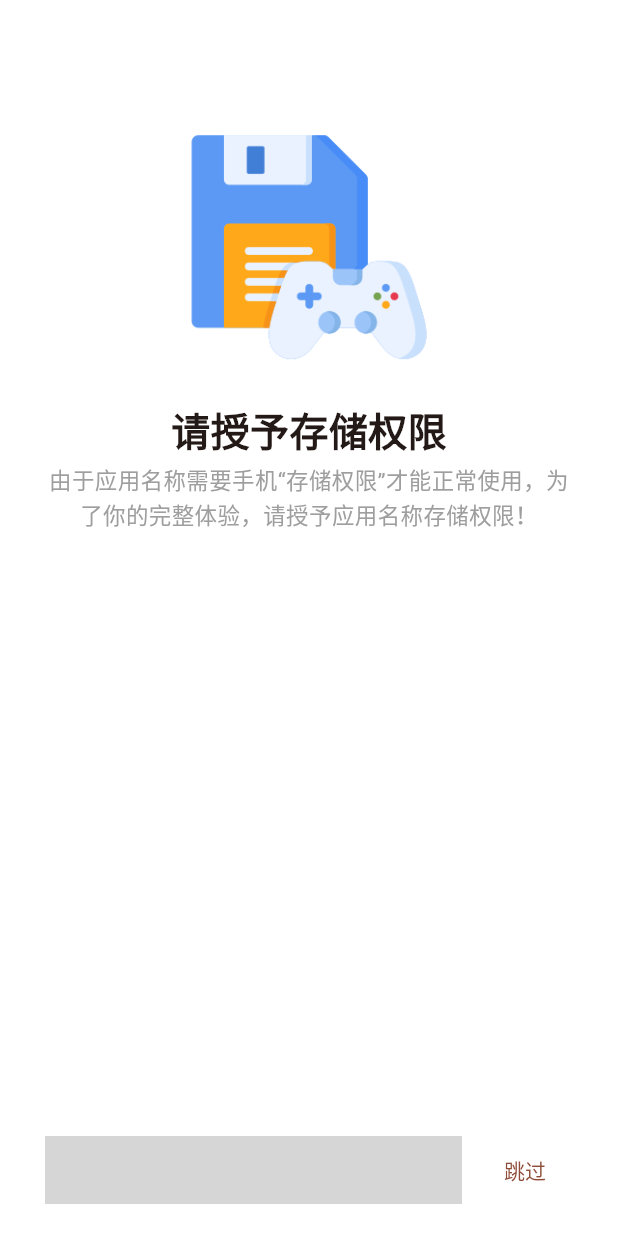
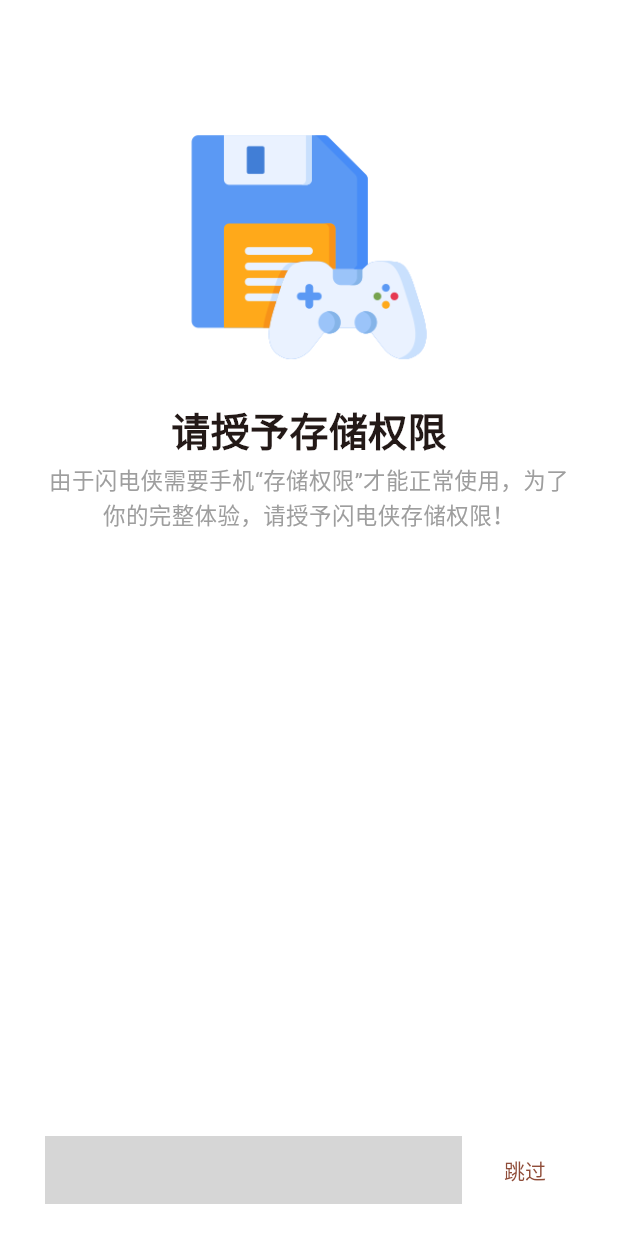
Before and after one commit to shinexoh/jcc-tool, a Flutter app: the PermissionPage screen opened by its route, on a phone screen of 412 x 824 dp. Run offline on Flutter 3.47's test engine with Material 2 defaults, Android fonts, the phone set to English and light mode, and no system bars; our stand-ins replace awesome_dialog, battery_plus, card_swiper, connectivity_plus, device_info_plus, dio and 5 more; missing offline and left inert: android_intent_plus, device_apps, remixicon_updated; network calls fail; statements that could not run were skipped; grey boxes are pictures that could not be loaded.

Commit message:
优化代码、添加图标

```diff
--- a/lib/app/app_config.dart
+++ b/lib/app/app_config.dart
@@ -1,6 +1,6 @@
 class AppConfig {
   /// 应用名称
-  static const String appName = '应用名称';
+  static const String appName = '闪电侠';
 
   /// 应用版本号
   static const String appVersion = '1.0.1';
--- a/lib/page/function/function_logic.dart
+++ b/lib/page/function/function_logic.dart
@@ -1,4 +1,3 @@
-import 'dart:convert';
 import 'package:flutter/material.dart';
 import 'package:get/get.dart';
 import 'package:jinchanchan/page/function/function_page.dart';
@@ -20,7 +19,7 @@ mixin FunctionLogic on State<FunctionPage> {
     final httpFunction = await HttpClient.get(Api.mainApi);
 
     if (httpFunction.isOk) {
-      final Map rFunction = jsonDecode(httpFunction.data);
+      final Map rFunction = httpFunction.data;
 
       for (var element in rFunction['function']) {
         functionData.add(element);
--- a/lib/page/home/home_logic.dart
+++ b/lib/page/home/home_logic.dart
@@ -1,4 +1,3 @@
-import 'dart:convert';
 import 'package:device_apps/device_apps.dart';
 import 'package:flutter/material.dart';
 import 'package:get/get.dart';
@@ -140,7 +139,7 @@ mixin HomeLogic on State<HomePage> {
     final httpBanner = await HttpClient.get(Api.mainApi);
 
     if (httpBanner.isOk) {
-      final Map rBanner = jsonDecode(httpBanner.data);
+      final Map rBanner = httpBanner.data;
       for (var element in rBanner['banner']) {
         bannerData.add(element);
       }
@@ -152,7 +151,7 @@ mixin HomeLogic on State<HomePage> {
     final httpTips = await HttpClient.get(Api.mainApi);
 
     if (httpTips.isOk) {
-      final Map rTips = jsonDecode(httpTips.data);
+      final Map rTips = httpTips.data;
       tipsData.value = rTips['tips'];
     }
   }
--- a/lib/page/index/index_logic.dart
+++ b/lib/page/index/index_logic.dart
@@ -1,4 +1,3 @@
-import 'dart:convert';
 import 'package:flutter/material.dart';
 import 'package:flutter/services.dart';
 import 'package:get/get.dart';
@@ -32,7 +31,7 @@ mixin IndexLogic on State<IndexPage> {
     final httpUpdate = await HttpClient.get(Api.mainApi);
 
     if (httpUpdate.isOk) {
-      final Map rUpdate = jsonDecode(httpUpdate.data);
+      final Map rUpdate = httpUpdate.data;
 
       final String version =
           rUpdate['update']['version'].toString().split('.').join();
--- a/lib/page/permission/permission_page.dart
+++ b/lib/page/permission/permission_page.dart
@@ -39,7 +39,9 @@ class _PermissionPageState extends State<PermissionPage>
                     children: [
                       Expanded(
                         child: AnimatedButton(
-                          text: permissionGranted.value ? '进入画质侠' : '立即授予',
+                          text: permissionGranted.value
+                              ? '进入${AppConfig.appName}'
+                              : '立即授予',
                           height: 45,
                           isFixedHeight: false,
                           color: Colors.deepOrange,
--- a/lib/page/user_page.dart
+++ b/lib/page/user_page.dart
@@ -1,5 +1,6 @@
 import 'package:flutter/material.dart';
 import 'package:get/get.dart';
+import 'package:jinchanchan/app/app_config.dart';
 import 'package:jinchanchan/app/assets_config.dart';
 import 'package:jinchanchan/controller/app_controller.dart';
 import 'package:jinchanchan/util/device_info.dart';
@@ -89,7 +90,7 @@ class _UserPageState extends State<UserPage> {
           ),
           const SizedBox(height: 5),
           const Text(
-            '我是应用名称',
+            '${AppConfig.appName}用户',
             style: TextStyle(
               fontSize: 19,
               fontWeight: FontWeight.bold,
--- a/lib/server/api.dart
+++ b/lib/server/api.dart
@@ -1,4 +1,5 @@
 class Api {
   /// 主要的Api：轮播图、公告、功能列表、使用帮助、应用更新等
-  static const String mainApi = 'http://shinex.top/config.json';
+  // static const String mainApi = 'http://shinex.top/config.json';
+  static const String mainApi = 'http://json.dgvip.xyz/config.json';
 }
```
Also changed, not shown: lib/page/home/home_page.dart (+9 -3 lines), lib/page/use_help_page.dart (+3 -4 lines), lib/widgets/common_card.dart (+8 -2 lines), pubspec.yaml (+4 -3 lines), assets/icon.png (added), 6 other files.
